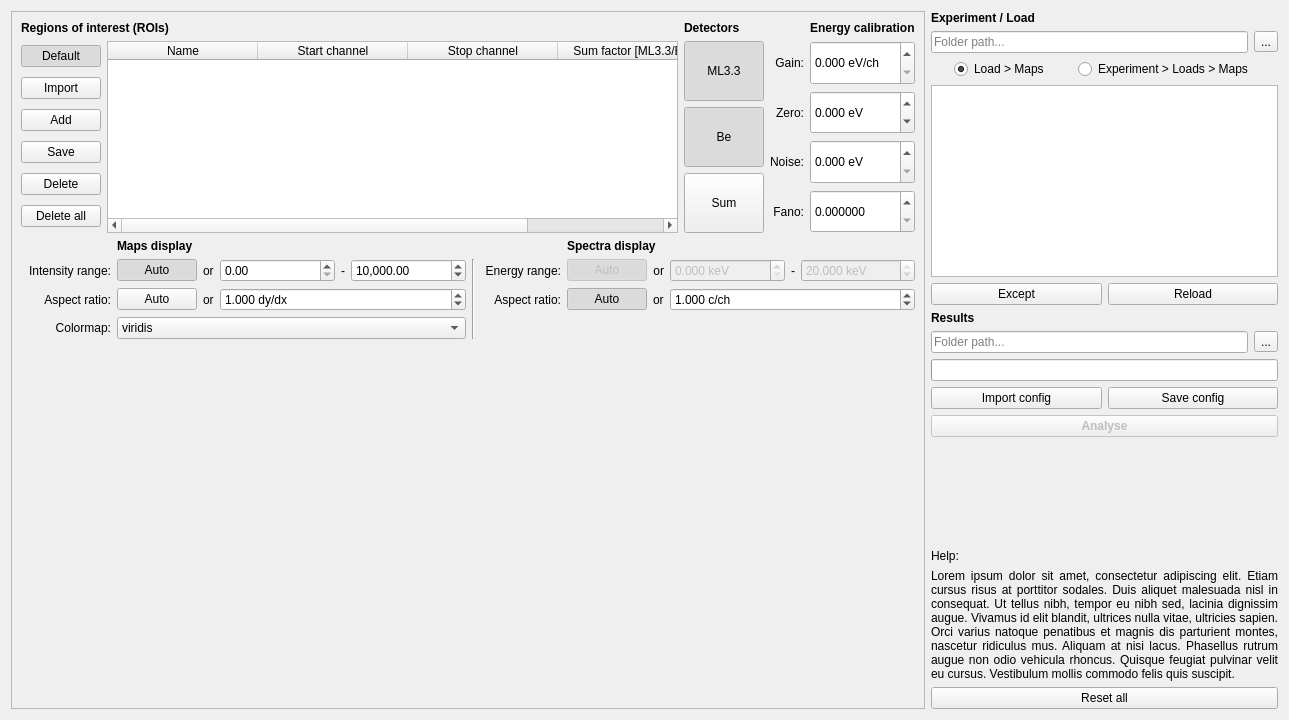
Old version of the form batch.ui in the repository pfilipl/PolyX-XRF-Data-Analyser.
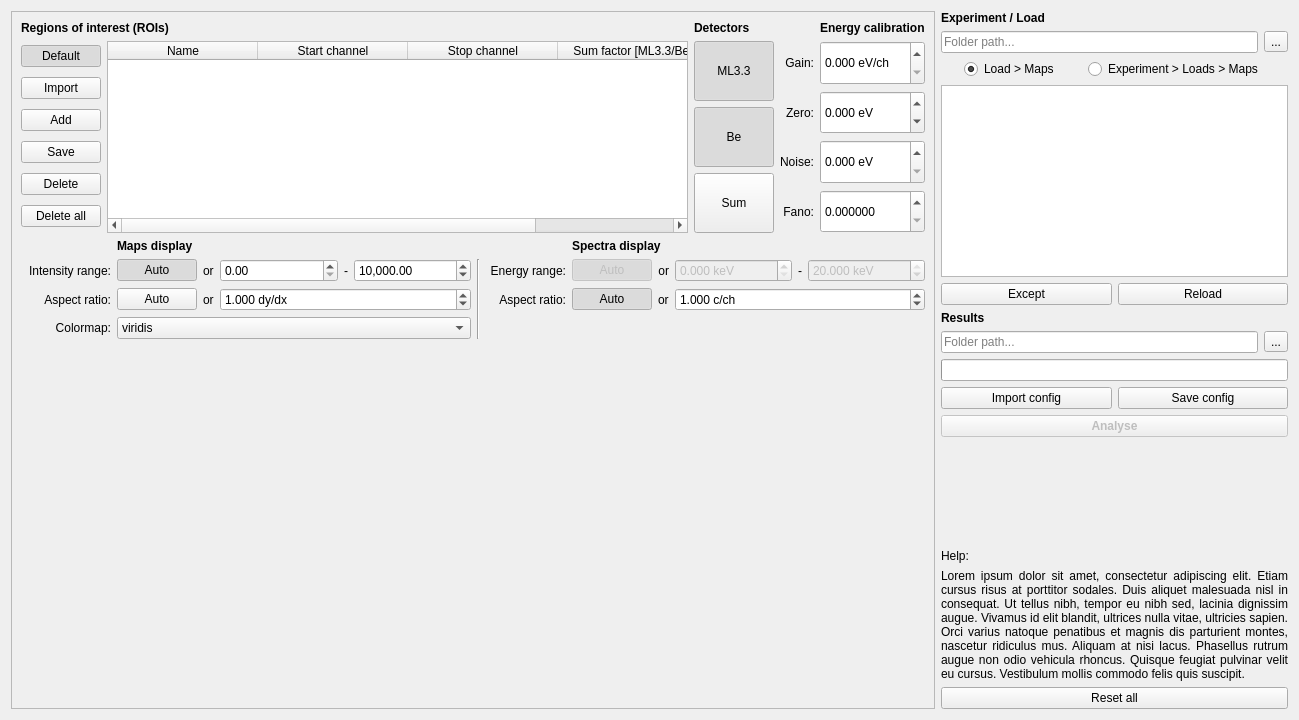
New version of the form.

Patch:
```diff
--- a/batch.ui
+++ b/batch.ui
@@ -6,7 +6,7 @@
    <rect>
     <x>0</x>
     <y>0</y>
-    <width>1289</width>
+    <width>1299</width>
     <height>720</height>
    </rect>
   </property>
```
Left out of the diff: 18 changed lines with no effect on the pictures.
